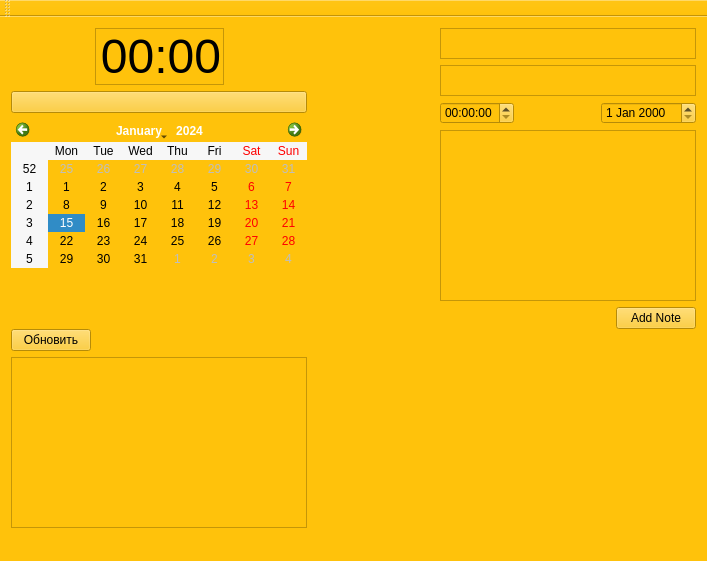
MattyMatiss/MattyNotesOld, file MattyNotes/mattynotes.ui: the form before one commit.
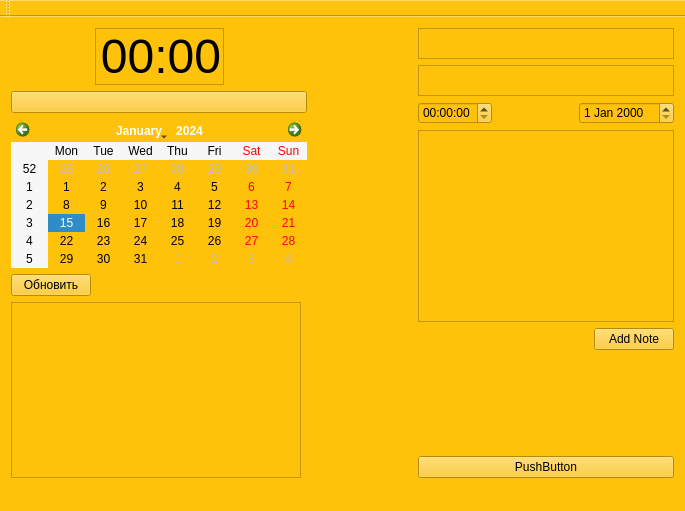
The form after the commit.

```diff
--- a/MattyNotes/mattynotes.ui
+++ b/MattyNotes/mattynotes.ui
@@ -6,8 +6,8 @@
    <rect>
     <x>0</x>
     <y>0</y>
-    <width>707</width>
-    <height>561</height>
+    <width>685</width>
+    <height>511</height>
    </rect>
   </property>
   <property name="windowTitle">
@@ -18,132 +18,7 @@
   </property>
   <widget class="QWidget" name="centralWidget">
    <layout class="QGridLayout" name="gridLayout">
-    <item row="2" column="0" rowspan="2">
-     <layout class="QVBoxLayout" name="verticalLayout_2">
-      <item>
-       <layout class="QHBoxLayout" name="horizontalLayout_2">
-        <item>
-         <widget class="QPushButton" name="refreshDb">
-          <property name="text">
-           <string>Обновить</string>
-          </property>
-         </widget>
-        </item>
-        <item>
-         <spacer name="horizontalSpacer_4">
-          <property name="orientation">
-           <enum>Qt::Horizontal</enum>
-          </property>
-          <property name="sizeHint" stdset="0">
-           <size>
-            <width>40</width>
-            <height>20</height>
-           </size>
-          </property>
-         </spacer>
-        </item>
-       </layout>
-      </item>
-      <item>
-       <widget class="QTableView" name="tableView"/>
-      </item>
-     </layout>
-    </item>
-    <item row="0" column="2" rowspan="3">
-     <layout class="QVBoxLayout" name="verticalLayout_4">
-      <item>
-       <widget class="QTextEdit" name="noteTitleText">
-        <property name="maximumSize">
-         <size>
-          <width>16777215</width>
-          <height>31</height>
-         </size>
-        </property>
-       </widget>
-      </item>
-      <item>
-       <widget class="QTextEdit" name="noteTypeText">
-        <property name="maximumSize">
-         <size>
-          <width>16777215</width>
-          <height>31</height>
-         </size>
-        </property>
-       </widget>
-      </item>
-      <item>
-       <layout class="QHBoxLayout" name="horizontalLayout_4">
-        <item>
-         <widget class="QTimeEdit" name="eventTimeEdit"/>
-        </item>
-        <item>
-         <spacer name="horizontalSpacer_5">
-          <property name="orientation">
-           <enum>Qt::Horizontal</enum>
-          </property>
-          <property name="sizeHint" stdset="0">
-           <size>
-            <width>40</width>
-            <height>20</height>
-           </size>
-          </property>
-         </spacer>
-        </item>
-        <item>
-         <widget class="QDateEdit" name="eventDateEdit"/>
-        </item>
-       </layout>
-      </item>
-      <item>
-       <widget class="QTextEdit" name="noteTextText">
-        <property name="maximumSize">
-         <size>
-          <width>16777215</width>
-          <height>200</height>
-         </size>
-        </property>
-       </widget>
-      </item>
-      <item>
-       <layout class="QHBoxLayout" name="horizontalLayout_5">
-        <item>
-         <spacer name="horizontalSpacer_6">
-          <property name="orientation">
-           <enum>Qt::Horizontal</enum>
-          </property>
-          <property name="sizeHint" stdset="0">
-           <size>
-            <width>40</width>
-            <height>20</height>
-           </size>
-          </property>
-         </spacer>
-        </item>
-        <item>
-         <widget class="QPushButton" name="addNoteButton">
-          <property name="text">
-           <string>Add Note</string>
-          </property>
-         </widget>
-        </item>
-       </layout>
-      </item>
-     </layout>
-    </item>
-    <item row="0" column="1">
-     <spacer name="horizontalSpacer_3">
-      <property name="orientation">
-       <enum>Qt::Horizontal</enum>
-      </property>
-      <property name="sizeHint" stdset="0">
-       <size>
-        <width>40</width>
-        <height>20</height>
-       </size>
-      </property>
-     </spacer>
-    </item>
-    <item row="0" column="0">
+    <item row="0" column="0" colspan="2">
      <layout class="QVBoxLayout" name="verticalLayout">
       <item>
        <layout class="QHBoxLayout" name="horizontalLayout">
@@ -207,31 +82,150 @@
       </item>
      </layout>
     </item>
+    <item row="0" column="2">
+     <spacer name="horizontalSpacer_3">
+      <property name="orientation">
+       <enum>Qt::Horizontal</enum>
+      </property>
+      <property name="sizeHint" stdset="0">
+       <size>
+        <width>40</width>
+        <height>20</height>
+       </size>
+      </property>
+     </spacer>
+    </item>
+    <item row="0" column="3" rowspan="2">
+     <layout class="QVBoxLayout" name="verticalLayout_4">
+      <item>
+       <widget class="QTextEdit" name="noteTitleText">
+        <property name="maximumSize">
+         <size>
+          <width>16777215</width>
+          <height>31</height>
+         </size>
+        </property>
+       </widget>
+      </item>
+      <item>
+       <widget class="QTextEdit" name="noteTypeText">
+        <property name="maximumSize">
+         <size>
+          <width>16777215</width>
+          <height>31</height>
+         </size>
+        </property>
+       </widget>
+      </item>
+      <item>
+       <layout class="QHBoxLayout" name="horizontalLayout_4">
+        <item>
+         <widget class="QTimeEdit" name="eventTimeEdit"/>
+        </item>
+        <item>
+         <spacer name="horizontalSpacer_5">
+          <property name="orientation">
+           <enum>Qt::Horizontal</enum>
+          </property>
+          <property name="sizeHint" stdset="0">
+           <size>
+            <width>40</width>
+            <height>20</height>
+           </size>
+          </property>
+         </spacer>
+        </item>
+        <item>
+         <widget class="QDateEdit" name="eventDateEdit"/>
+        </item>
+       </layout>
+      </item>
+      <item>
+       <widget class="QTextEdit" name="noteTextText">
+        <property name="maximumSize">
+         <size>
+          <width>16777215</width>
+          <height>200</height>
+         </size>
+        </property>
+       </widget>
+      </item>
+      <item>
+       <layout class="QHBoxLayout" name="horizontalLayout_5">
+        <item>
+         <spacer name="horizontalSpacer_6">
+          <property name="orientation">
+           <enum>Qt::Horizontal</enum>
+          </property>
+          <property name="sizeHint" stdset="0">
+           <size>
+            <width>40</width>
+            <height>20</height>
+           </size>
+          </property>
+         </spacer>
+        </item>
+        <item>
+         <widget class="QPushButton" name="oldaddNoteButton">
+          <property name="text">
+           <string>Add Note</string>
+          </property>
+         </widget>
+        </item>
+       </layout>
+      </item>
+      <item>
+       <spacer name="verticalSpacer">
+        <property name="orientation">
+         <enum>Qt::Vertical</enum>
+        </property>
+        <property name="sizeHint" stdset="0">
+         <size>
+          <width>20</width>
+          <height>40</height>
+         </size>
+        </property>
+       </spacer>
+      </item>
+      <item>
+       <widget class="QPushButton" name="addNoteButton">
+        <property name="text">
+         <string>PushButton</string>
+        </property>
+       </widget>
+      </item>
+     </layout>
+    </item>
     <item row="1" column="0">
-     <spacer name="verticalSpacer_3">
-      <property name="orientation">
-       <enum>Qt::Vertical</enum>
-      </property>
-      <property name="sizeHint" stdset="0">
-       <size>
-        <width>20</width>
-        <height>40</height>
-       </size>
-      </property>
-     </spacer>
-    </item>
-    <item row="3" column="2">
-     <spacer name="verticalSpacer">
-      <property name="orientation">
-       <enum>Qt::Vertical</enum>
-      </property>
-      <property name="sizeHint" stdset="0">
-       <size>
-        <width>20</width>
-        <height>40</height>
-       </size>
-      </property>
-     </spacer>
+     <layout class="QVBoxLayout" name="verticalLayout_2">
+      <item>
+       <layout class="QHBoxLayout" name="horizontalLayout_2">
+        <item>
+         <widget class="QPushButton" name="refreshDb">
+          <property name="text">
+           <string>Обновить</string>
+          </property>
+         </widget>
+        </item>
+        <item>
+         <spacer name="horizontalSpacer_4">
+          <property name="orientation">
+           <enum>Qt::Horizontal</enum>
+          </property>
+          <property name="sizeHint" stdset="0">
+           <size>
+            <width>40</width>
+            <height>20</height>
+           </size>
+          </property>
+         </spacer>
+        </item>
+       </layout>
+      </item>
+      <item>
+       <widget class="QTableView" name="tableView"/>
+      </item>
+     </layout>
     </item>
    </layout>
   </widget>
```
Left out of the diff: 2 changed lines with no effect on the pictures.
